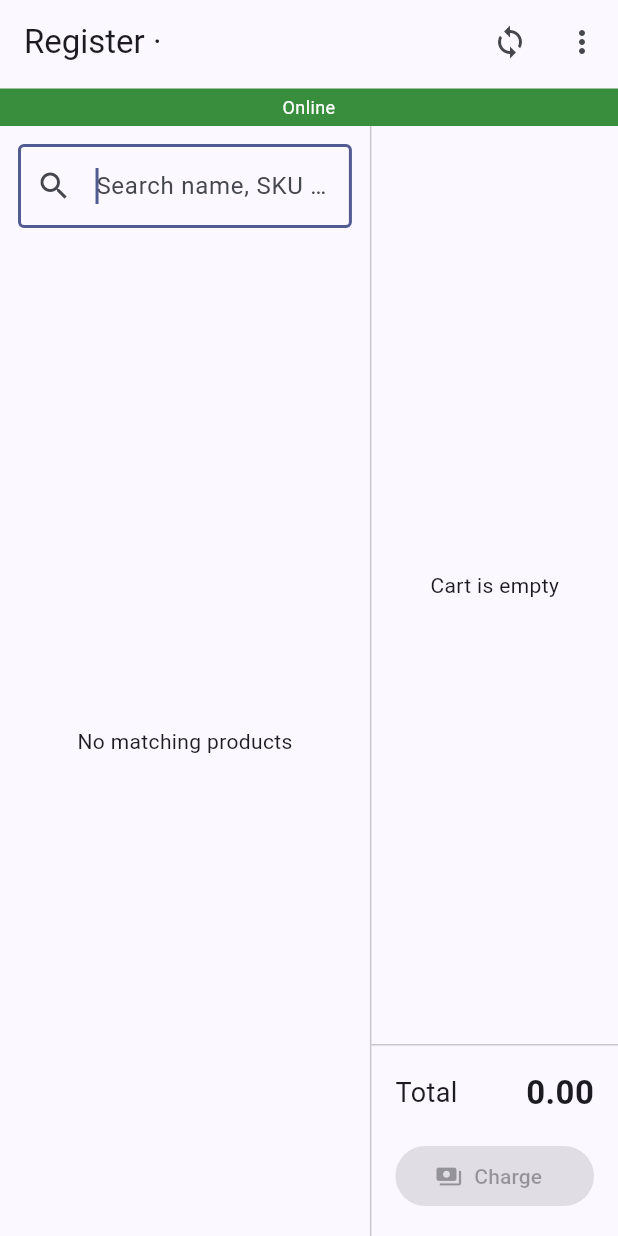
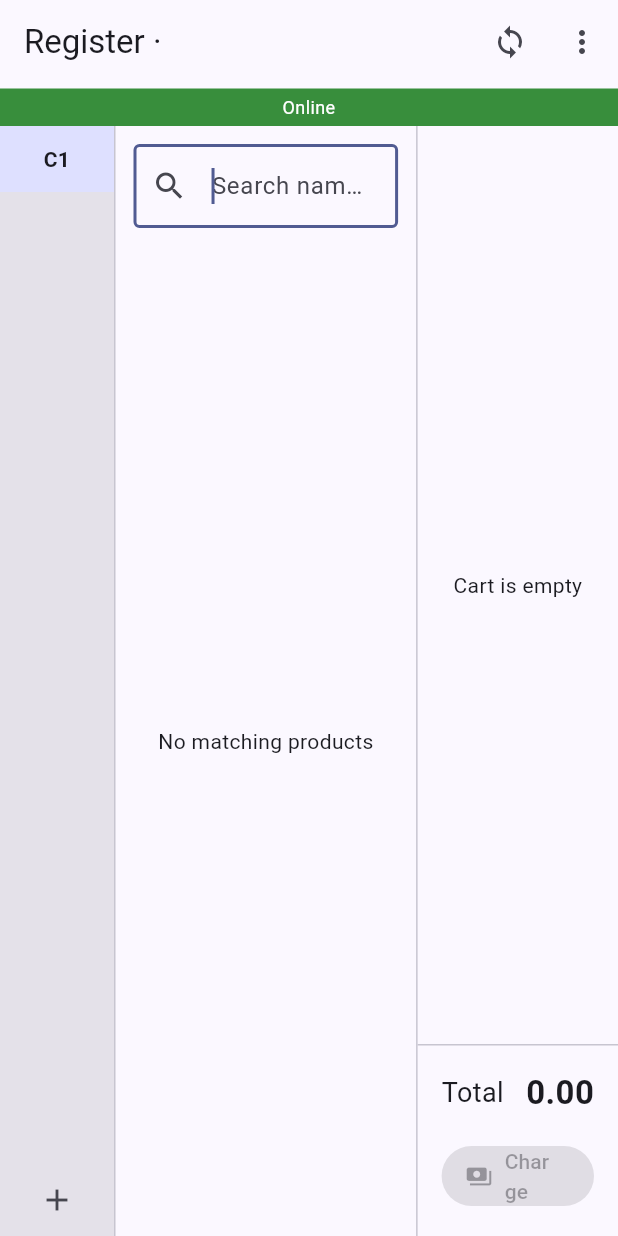
Before and after one commit to ajin11999/retale, a Flutter app: the RegisterScreen screen opened directly with empty values, on a phone screen of 412 x 824 dp. Run offline on Flutter 3.47's test engine with Material 3 defaults, Android fonts, the phone set to English and light mode, and no system bars; our stand-ins replace connectivity_plus, flutter_secure_storage, graphql_flutter, isar, jwt_decoder, shared_preferences; accounts and stored records are empty; generated files the repository leaves out were written again.

Commit message:
feat: pos — parkable multi-cart register with a left rail
Replace the register's single cart with a Register holding a list of
carts and an active index, surfaced as a left-side rail of tabs. Tap to
switch, the bottom + opens a new cart, long-press a tab to rename or
close. Carts are custom-labelled (blank reverts to the auto "C{n}").

Closing an empty cart is instant; a cart with items prompts before
discarding. Charging closes the tab silently — a completed sale is not a
discard. Register subscribes to each cart and re-broadcasts, so a single
listener repaints the rail and the active cart.

```diff
--- a/packages/pos/lib/models/cart.dart
+++ b/packages/pos/lib/models/cart.dart
@@ -40,6 +40,9 @@ class CartLine {
 
 /// The current sale. A [ChangeNotifier] so the register UI rebuilds on edits.
 class Cart extends ChangeNotifier {
+  /// Cashier-set name shown on the rail; null falls back to an auto "C{n}".
+  String? label;
+
   final List<CartLine> _lines = [];
 
   List<CartLine> get lines => List.unmodifiable(_lines);
@@ -93,6 +96,13 @@ class Cart extends ChangeNotifier {
     notifyListeners();
   }
 
+  /// Set or clear the display label. A blank name reverts to the auto "C{n}".
+  void rename(String? newLabel) {
+    final trimmed = newLabel?.trim();
+    label = (trimmed == null || trimmed.isEmpty) ? null : trimmed;
+    notifyListeners();
+  }
+
   /// Serialise to `PosOrderItemInput[]` for the createPosOrder mutation.
   List<Map<String, dynamic>> toOrderItemsInput() => _lines
       .map((l) => {
@@ -104,3 +114,70 @@ class Cart extends ChangeNotifier {
           })
       .toList();
 }
+
+/// The open carts for one register screen, with the active one tracked.
+/// Each cart is an independent in-progress sale — "park one, start another".
+///
+/// Subscribes to every owned [Cart] and re-broadcasts, so a single listener on
+/// the [Register] repaints the rail (item counts, labels) and the active cart.
+class Register extends ChangeNotifier {
+  Register() {
+    _add(Cart());
+  }
+
+  final List<Cart> _carts = [];
+  int _activeIndex = 0;
+
+  List<Cart> get carts => List.unmodifiable(_carts);
+  int get activeIndex => _activeIndex;
+  Cart get active => _carts[_activeIndex];
+  int get count => _carts.length;
+
+  /// Display name for a tab: the custom label, else the auto "C{n}".
+  String labelFor(int index) => _carts[index].label ?? 'C${index + 1}';
+
+  void _add(Cart cart) {
+    cart.addListener(notifyListeners); // bubble line + label edits to the rail
+    _carts.add(cart);
+  }
+
+  void select(int index) {
+    if (index < 0 || index >= _carts.length || index == _activeIndex) return;
+    _activeIndex = index;
+    notifyListeners();
+  }
+
+  /// Open a fresh cart and switch to it.
+  void addCart() {
+    _add(Cart());
+    _activeIndex = _carts.length - 1;
+    notifyListeners();
+  }
+
+  /// Drop a cart. Confirmation (if the cart has items) is the caller's job;
+  /// this just removes. Never drops the last one — clears and unnames it so
+  /// exactly one sale is always open.
+  void closeCart(int index) {
+    if (index < 0 || index >= _carts.length) return;
+    if (_carts.length == 1) {
+      _carts.first
+        ..clear()
+        ..rename(null);
+    } else {
+      final removed = _carts.removeAt(index);
+      removed.removeListener(notifyListeners);
+      removed.dispose();
+      if (_activeIndex >= _carts.length) _activeIndex = _carts.length - 1;
+    }
+    notifyListeners();
+  }
+
+  @override
+  void dispose() {
+    for (final c in _carts) {
+      c.removeListener(notifyListeners);
+      c.dispose();
+    }
+    super.dispose();
+  }
+}
--- a/packages/pos/lib/screens/register_screen.dart
+++ b/packages/pos/lib/screens/register_screen.dart
@@ -27,7 +27,7 @@ class RegisterScreen extends StatefulWidget {
 }
 
 class _RegisterScreenState extends State<RegisterScreen> {
-  final _cart = Cart();
+  final _register = Register();
   final _searchController = TextEditingController();
   final _cache = ProductCache.instance;
   final _sync = SyncService.instance;
@@ -51,7 +51,7 @@ class _RegisterScreenState extends State<RegisterScreen> {
     _debounce?.cancel();
     _connectivity.removeListener(_onConnectivityChanged);
     _searchController.dispose();
-    _cart.dispose();
+    _register.dispose();
     super.dispose();
   }
 
@@ -93,7 +93,64 @@ class _RegisterScreenState extends State<RegisterScreen> {
         builder: (_) => _VariantPicker(product: product),
       );
     }
-    if (variant != null) _cart.add(product, variant);
+    if (variant != null) _register.active.add(product, variant);
+  }
+
+  /// Close a cart tab. Empty carts close instantly; carts with items prompt
+  /// first so a half-rung sale is not discarded by accident.
+  Future<void> _closeCart(int index) async {
+    final cart = _register.carts[index];
+    if (!cart.isEmpty) {
+      final n = cart.lines.length;
+      final discard = await showDialog<bool>(
+        context: context,
+        builder: (ctx) => AlertDialog(
+          title: Text('Close ${_register.labelFor(index)}?'),
+          content: Text(
+              'This cart has $n item${n == 1 ? '' : 's'}. Closing discards them.'),
+          actions: [
+            TextButton(
+                onPressed: () => Navigator.pop(ctx, false),
+                child: const Text('Keep')),
+            FilledButton(
+                onPressed: () => Navigator.pop(ctx, true),
+                child: const Text('Discard')),
+          ],
+        ),
+      );
+      if (discard != true) return;
+    }
+    _register.closeCart(index);
+  }
+
+  /// Rename a cart tab. A blank name reverts it to the auto "C{n}".
+  Future<void> _renameCart(int index) async {
+    final cart = _register.carts[index];
+    final controller = TextEditingController(text: cart.label ?? '');
+    final name = await showDialog<String>(
+      context: context,
+      builder: (ctx) => AlertDialog(
+        title: const Text('Name cart'),
+        content: TextField(
+          controller: controller,
+          autofocus: true,
+          onSubmitted: (v) => Navigator.pop(ctx, v),
+          decoration: const InputDecoration(
+            hintText: 'e.g. John, Table 4, Wholesale',
+            border: OutlineInputBorder(),
+          ),
+        ),
+        actions: [
+          TextButton(
+              onPressed: () => Navigator.pop(ctx),
+              child: const Text('Cancel')),
+          FilledButton(
+              onPressed: () => Navigator.pop(ctx, controller.text),
+              child: const Text('Save')),
+        ],
+      ),
+    );
+    if (name != null) cart.rename(name);
   }
 
   Future<void> _closeShift() async {
@@ -178,12 +235,21 @@ class _RegisterScreenState extends State<RegisterScreen> {
           child: _StatusBar(connectivity: _connectivity, sync: _sync),
         ),
       ),
-      body: Row(
+      body: AnimatedBuilder(
+        animation: _register,
+        builder: (context, _) => Row(
           children: [
+            _CartRail(
+              register: _register,
+              onRename: _renameCart,
+              onClose: _closeCart,
+            ),
+            const VerticalDivider(width: 1),
             Expanded(flex: 3, child: _buildCatalog()),
             const VerticalDivider(width: 1),
             Expanded(flex: 2, child: _buildCart()),
           ],
+        ),
       ),
     );
   }
@@ -263,7 +329,7 @@ class _RegisterScreenState extends State<RegisterScreen> {
       ),
     );
     if (priceMinor != null && priceMinor > 0) {
-      _cart.addOpenPrice(product, product.variants.first, priceMinor);
+      _register.active.addOpenPrice(product, product.variants.first, priceMinor);
     }
   }
 
@@ -296,18 +362,18 @@ class _RegisterScreenState extends State<RegisterScreen> {
   }
 
   Widget _buildCart() {
-    return AnimatedBuilder(
-      animation: _cart,
-      builder: (context, _) {
+    // The body's AnimatedBuilder on _register (which forwards every cart's
+    // notifications) drives rebuilds, so no inner listener is needed here.
+    final cart = _register.active;
     return Column(
       children: [
         Expanded(
-              child: _cart.isEmpty
+          child: cart.isEmpty
               ? const Center(child: Text('Cart is empty'))
               : ListView.builder(
-                      itemCount: _cart.lines.length,
+                  itemCount: cart.lines.length,
                   itemBuilder: (context, i) =>
-                          _CartLineTile(cart: _cart, line: _cart.lines[i]),
+                      _CartLineTile(cart: cart, line: cart.lines[i]),
                 ),
         ),
         const Divider(height: 1),
@@ -317,7 +383,7 @@ class _RegisterScreenState extends State<RegisterScreen> {
             children: [
               const Text('Total', style: TextStyle(fontSize: 18)),
               const Spacer(),
-                  Text(Money.format(_cart.totalMinor),
+              Text(Money.format(cart.totalMinor),
                   style: const TextStyle(
                       fontSize: 22, fontWeight: FontWeight.bold)),
             ],
@@ -330,13 +396,11 @@ class _RegisterScreenState extends State<RegisterScreen> {
             child: FilledButton.icon(
               icon: const Icon(Icons.payments),
               label: const Text('Charge'),
-                  onPressed: _cart.isEmpty ? null : _checkout,
+              onPressed: cart.isEmpty ? null : _checkout,
             ),
           ),
         ),
       ],
-        );
-      },
     );
   }
 
@@ -344,10 +408,12 @@ class _RegisterScreenState extends State<RegisterScreen> {
     final result = await showDialog<SubmitResult>(
       context: context,
       barrierDismissible: false,
-      builder: (_) => _CheckoutDialog(cart: _cart, session: widget.session),
+      builder: (_) =>
+          _CheckoutDialog(cart: _register.active, session: widget.session),
     );
     if (result == null) return; // cancelled
-    _cart.clear();
+    // A completed sale, not a discard: close the tab silently (no confirm).
+    _register.closeCart(_register.activeIndex);
     _searchController.clear();
     setState(() => _query = '');
     if (result.status == SubmitStatus.confirmed) {
@@ -389,6 +455,93 @@ class _StatusBar extends StatelessWidget {
         );
       },
     );
+  }
+}
+
+/// The left rail of open carts. Tap a tab to switch; the bottom `+` opens a
+/// new cart; long-press a tab for Rename / Close.
+class _CartRail extends StatelessWidget {
+  const _CartRail({
+    required this.register,
+    required this.onRename,
+    required this.onClose,
+  });
+
+  final Register register;
+  final void Function(int index) onRename;
+  final void Function(int index) onClose;
+
+  @override
+  Widget build(BuildContext context) {
+    final scheme = Theme.of(context).colorScheme;
+    return Container(
+      width: 76,
+      color: scheme.surfaceContainerHighest,
+      child: Column(
+        children: [
+          Expanded(
+            child: ListView.builder(
+              padding: EdgeInsets.zero,
+              itemCount: register.count,
+              itemBuilder: (context, i) {
+                final cart = register.carts[i];
+                final selected = i == register.activeIndex;
+                final n = cart.lines.length;
+                return InkWell(
+                  onTap: () => register.select(i),
+                  onLongPress: () => _showMenu(context, i),
+                  child: Container(
+                    color: selected ? scheme.primaryContainer : null,
+                    padding:
+                        const EdgeInsets.symmetric(vertical: 12, horizontal: 4),
+                    child: Column(
+                      children: [
+                        Text(
+                          register.labelFor(i),
+                          maxLines: 1,
+                          overflow: TextOverflow.ellipsis,
+                          textAlign: TextAlign.center,
+                          style: TextStyle(
+                              fontWeight: selected
+                                  ? FontWeight.bold
+                                  : FontWeight.normal),
+                        ),
+                        if (n > 0)
+                          Text('$n item${n == 1 ? '' : 's'}',
+                              style: TextStyle(
+                                  fontSize: 10,
+                                  color: scheme.onSurfaceVariant)),
+                      ],
+                    ),
+                  ),
+                );
+              },
+            ),
+          ),
+          IconButton(
+            tooltip: 'New cart',
+            icon: const Icon(Icons.add),
+            onPressed: register.addCart,
+          ),
+        ],
+      ),
+    );
+  }
+
+  Future<void> _showMenu(BuildContext context, int index) async {
+    final box = context.findRenderObject() as RenderBox;
+    final origin = box.localToGlobal(Offset.zero);
+    final overlay = Offset.zero & MediaQuery.of(context).size;
+    final choice = await showMenu<String>(
+      context: context,
+      position: RelativeRect.fromRect(origin & box.size, overlay),
+      items: const [
+        PopupMenuItem(value: 'rename', child: Text('Rename')),
+        PopupMenuItem(value: 'close', child: Text('Close')),
+      ],
+    );
+    if (choice == 'rename') onRename(index);
+    if (choice == 'close') onClose(index);
   }
 }
 
```
Lines whose indentation alone changed are shown as unchanged.
